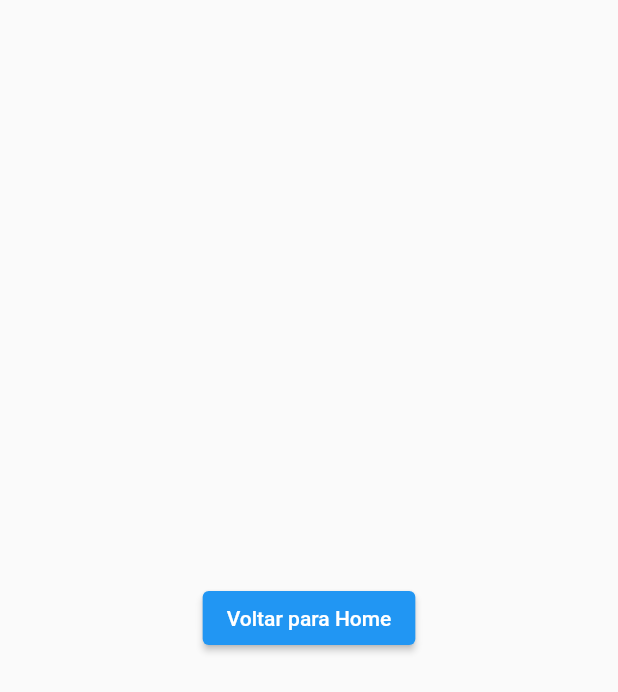
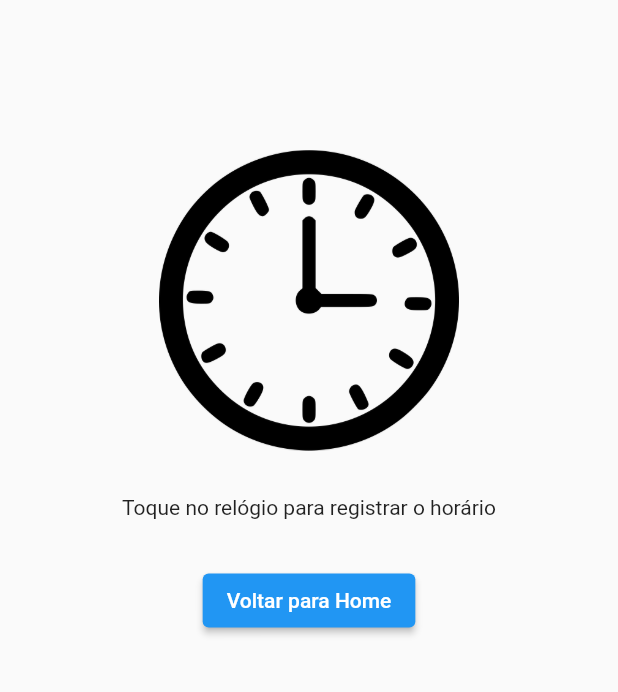
Before and after one commit to gpsmar/relogio-ponto, a Flutter app: the Relogio screen opened directly, on a phone screen of 412 x 824 dp. Shown: the top 692 px of the screen. Run offline on Flutter 3.47's test engine with Material 2 defaults, Android fonts, the phone set to English and light mode, and no system bars.

Commit message:
Novos progressos

```diff
--- a/relogio_ponto/lib/main.dart
+++ b/relogio_ponto/lib/main.dart
@@ -1,5 +1,3 @@
-import 'dart:math';
-
 import 'package:flutter/material.dart';
 import './views/homepage.dart';
 
--- a/relogio_ponto/lib/views/relogio.dart
+++ b/relogio_ponto/lib/views/relogio.dart
@@ -10,12 +10,31 @@ class _RelogioState extends State<Relogio> {
   Widget build(BuildContext context) {
     return Scaffold(
       body: Container(
+        padding: EdgeInsets.only(top: 100),
         child: Center(
-          child: ElevatedButton(
-            onPressed: () {
-              Navigator.pop(context);
-            },
-            child: Text('Voltar para Home'),
+          child: Column(
+            children: [
+              InkWell(
+                onTap: () {
+                  final snackBar = SnackBar(content: Text("Fui tocado!"));
+                  ScaffoldMessenger.of(context).showSnackBar(snackBar);
+                },
+                child: Image(
+                  image: AssetImage('lib/assets/clock.png'),
+                  width: 200,
+                ),
+              ),
+              Padding(
+                padding: EdgeInsets.only(top: 30, bottom: 30),
+                child: Text('Toque no relógio para registrar o horário'),
+              ),
+              ElevatedButton(
+                onPressed: () {
+                  Navigator.pop(context);
+                },
+                child: Text('Voltar para Home'),
+              ),
+            ],
           ),
         ),
       ),
--- a/relogio_ponto/pubspec.yaml
+++ b/relogio_ponto/pubspec.yaml
@@ -45,9 +45,9 @@ flutter:
   uses-material-design: true
 
   # To add assets to your application, add an assets section, like this:
-  # assets:
-  #   - images/a_dot_burr.jpeg
-  #   - images/a_dot_ham.jpeg
+  assets:
+    - lib/assets/Clock-PNG-HD.png
+    - lib/assets/clock.png
 
   # An image asset can refer to one or more resolution-specific "variants", see
   # https://flutter.dev/assets-and-images/#resolution-aware.
```
Also changed, not shown: relogio_ponto/lib/assets/Clock-PNG-HD.png (added), relogio_ponto/lib/assets/clock.png (added).
